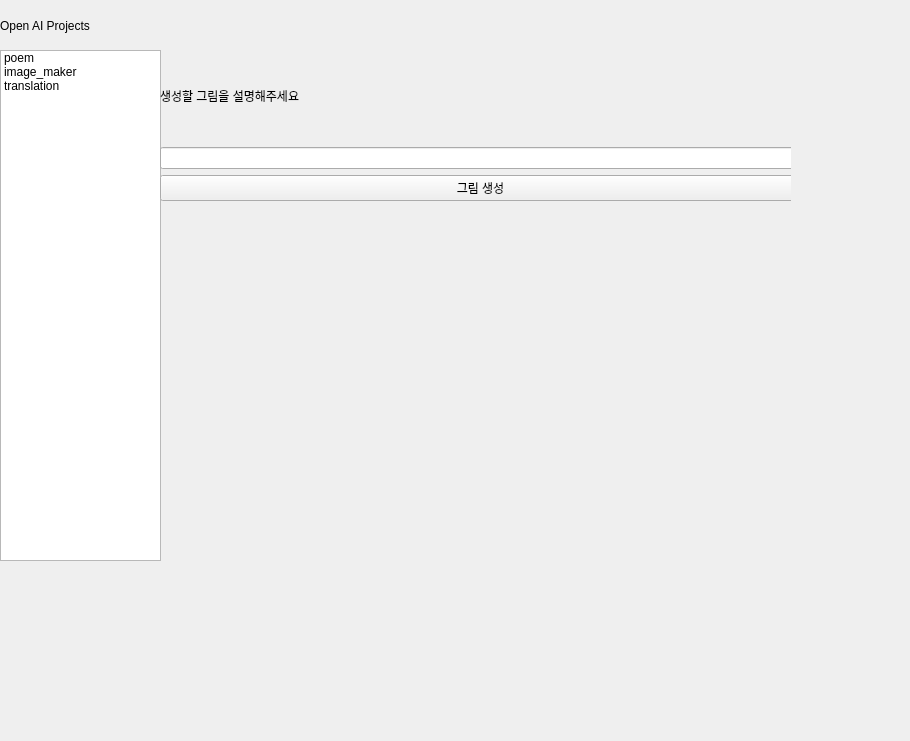
This is main_window.ui in hyojin-shj/openai_project as Qt 5 draws it before an edit. The edited form follows.
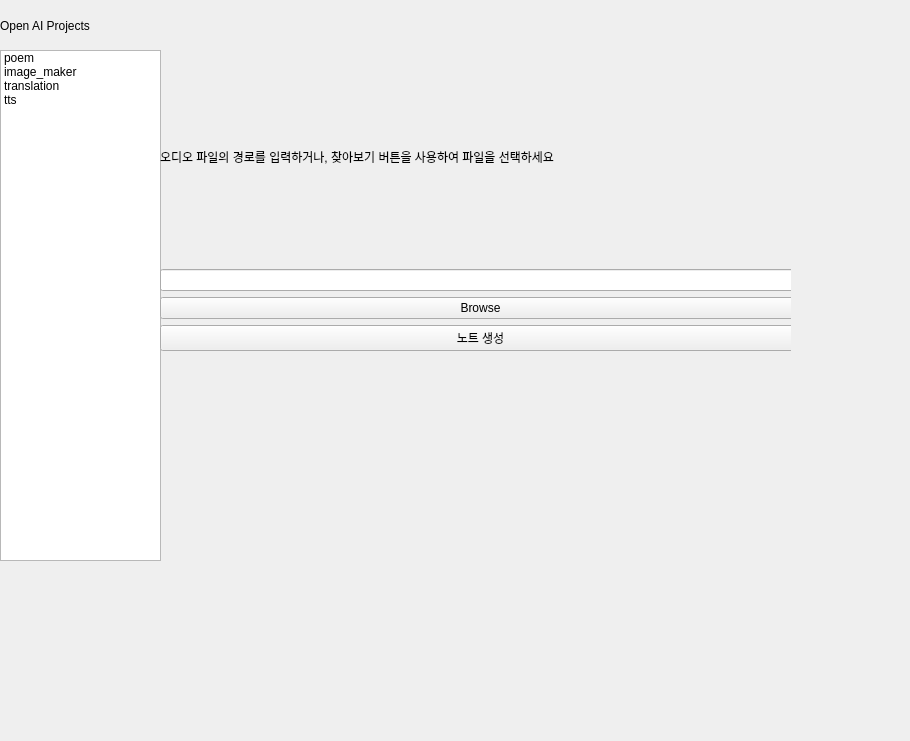
This is the edited form.

What changed in the file:
```diff
--- a/main_window.ui
+++ b/main_window.ui
@@ -41,6 +41,11 @@
          <string>translation</string>
         </property>
        </item>
+       <item>
+        <property name="text">
+         <string>tts</string>
+        </property>
+       </item>
       </widget>
      </item>
     </layout>
@@ -55,7 +60,7 @@
      </rect>
     </property>
     <property name="currentIndex">
-     <number>1</number>
+     <number>3</number>
     </property>
     <widget class="QWidget" name="page">
      <widget class="QWidget" name="verticalLayoutWidget_2">
@@ -98,7 +103,7 @@
       </property>
      </widget>
     </widget>
-    <widget class="QWidget" name="page_5">
+    <widget class="QWidget" name="page_2">
      <widget class="QWidget" name="verticalLayoutWidget_4">
       <property name="geometry">
        <rect>
@@ -179,6 +184,44 @@
       </property>
      </widget>
     </widget>
+    <widget class="QWidget" name="page_4">
+     <widget class="QWidget" name="verticalLayoutWidget_5">
+      <property name="geometry">
+       <rect>
+        <x>0</x>
+        <y>0</y>
+        <width>641</width>
+        <height>301</height>
+       </rect>
+      </property>
+      <layout class="QVBoxLayout" name="verticalLayout_6">
+       <item>
+        <widget class="QLabel" name="label_4">
+         <property name="text">
+          <string>오디오 파일의 경로를 입력하거나, 찾아보기 버튼을 사용하여 파일을 선택하세요</string>
+         </property>
+        </widget>
+       </item>
+       <item>
+        <widget class="QLineEdit" name="audio_source_input"/>
+       </item>
+       <item>
+        <widget class="QPushButton" name="audio_btowse_btn">
+         <property name="text">
+          <string>Browse</string>
+         </property>
+        </widget>
+       </item>
+       <item>
+        <widget class="QPushButton" name="audio_note_btn">
+         <property name="text">
+          <string>노트 생성</string>
+         </property>
+        </widget>
+       </item>
+      </layout>
+     </widget>
+    </widget>
    </widget>
    <widget class="QWidget" name="verticalLayoutWidget">
     <property name="geometry">
```
Left out of the diff: 2 changed lines with no effect on the pictures.
